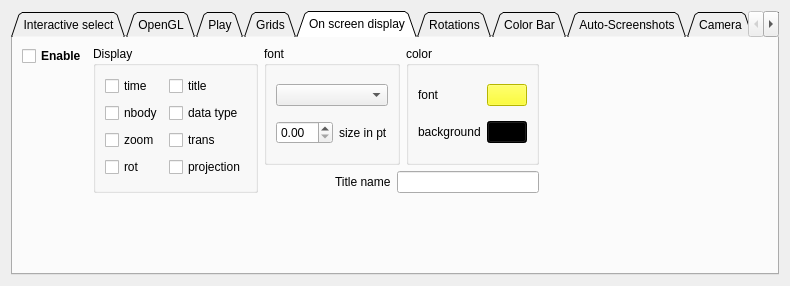
Qt form src/formoptions.ui (jcldc/glnemo2) before a commit.
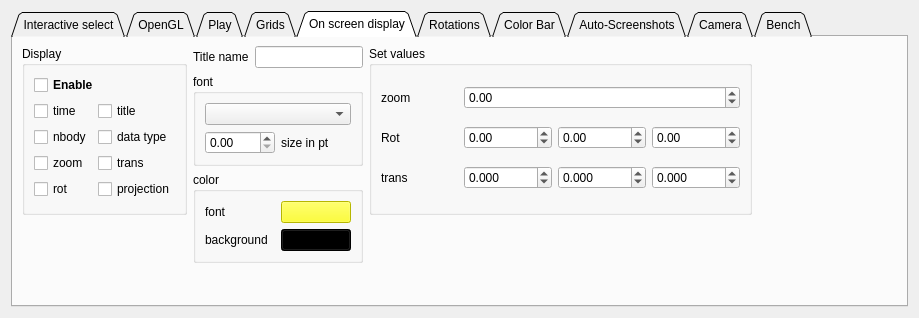
The same form after that commit. The open tabs and pages were chosen to show the change. Icons and pictures are not drawn.

Commit message: add options to set zoom/rot/trans from gui, fix OSD trans not correctly updated

What changed in the file:
```diff
--- a/src/formoptions.ui
+++ b/src/formoptions.ui
@@ -9,8 +9,8 @@
    <rect>
     <x>0</x>
     <y>0</y>
-    <width>790</width>
-    <height>286</height>
+    <width>919</width>
+    <height>301</height>
    </rect>
   </property>
   <property name="windowTitle">
@@ -2713,78 +2713,78 @@
        <string>On screen display</string>
       </attribute>
       <layout class="QGridLayout" name="gridLayout_30">
-       <item row="0" column="0">
-        <widget class="QCheckBox" name="show_osd_checkb">
-         <property name="font">
-          <font>
-           <weight>75</weight>
-           <bold>true</bold>
-          </font>
-         </property>
-         <property name="toolTip">
-          <string>toggle on screen display</string>
-         </property>
-         <property name="text">
-          <string>Enable</string>
-         </property>
-        </widget>
-       </item>
-       <item row="0" column="1" rowspan="3">
+       <item row="0" column="0" rowspan="3">
         <widget class="QGroupBox" name="groupBox_12">
          <property name="title">
           <string>Display</string>
          </property>
-         <layout class="QGridLayout" name="gridLayout_18">
-          <item row="0" column="0">
+         <layout class="QGridLayout" name="gridLayout_43">
+          <item row="0" column="0" colspan="2">
+           <widget class="QCheckBox" name="show_osd_checkb">
+            <property name="font">
+             <font>
+              <weight>75</weight>
+              <bold>true</bold>
+             </font>
+            </property>
+            <property name="toolTip">
+             <string>toggle on screen display</string>
+            </property>
+            <property name="text">
+             <string>Enable</string>
+            </property>
+           </widget>
+          </item>
+          <item row="1" column="0">
            <widget class="QCheckBox" name="osd_time">
             <property name="text">
              <string>time</string>
             </property>
            </widget>
           </item>
-          <item row="0" column="1">
+          <item row="1" column="1">
            <widget class="QCheckBox" name="osd_title">
             <property name="text">
              <string>title</string>
             </property>
            </widget>
           </item>
-          <item row="1" column="0">
+          <item row="2" column="0">
            <widget class="QCheckBox" name="osd_nbody">
             <property name="text">
              <string>nbody</string>
             </property>
            </widget>
           </item>
-          <item row="1" column="1">
+          <item row="2" column="1">
            <widget class="QCheckBox" name="osd_datatype">
             <property name="text">
              <string>data type</string>
             </property>
            </widget>
           </item>
-          <item row="2" column="0">
+          <item row="3" column="0">
            <widget class="QCheckBox" name="osd_zoom">
             <property name="text">
              <string>zoom</string>
             </property>
            </widget>
           </item>
-          <item row="2" column="1">
+          <item row="3" column="1">
            <widget class="QCheckBox" name="osd_trans">
             <property name="text">
              <string>trans</string>
             </property>
            </widget>
           </item>
-          <item row="3" column="0">
+          <item row="4" column="0">
            <widget class="QCheckBox" name="osd_rot">
             <property name="text">
              <string>rot</string>
             </property>
            </widget>
           </item>
-          <item row="3" column="1">
+          <item row="4" column="1">
            <widget class="QCheckBox" name="osd_proj">
             <property name="text">
              <string>projection</string>
@@ -2794,7 +2794,142 @@
          </layout>
         </widget>
        </item>
-       <item row="0" column="2" rowspan="2" colspan="2">
+       <item row="0" column="1">
+        <layout class="QHBoxLayout" name="horizontalLayout_17">
+         <item>
+          <widget class="QLabel" name="label_18">
+           <property name="text">
+            <string>Title name</string>
+           </property>
+          </widget>
+         </item>
+         <item>
+          <widget class="QLineEdit" name="title_name">
+           <property name="toolTip">
+            <string>Change title name</string>
+           </property>
+          </widget>
+         </item>
+        </layout>
+       </item>
+       <item row="0" column="2" rowspan="3" colspan="2">
+        <widget class="QGroupBox" name="groupBox_26">
+         <property name="title">
+          <string>Set values</string>
+         </property>
+         <layout class="QGridLayout" name="gridLayout_18">
+          <item row="0" column="0">
+           <widget class="QLabel" name="label_31">
+            <property name="text">
+             <string>zoom</string>
+            </property>
+           </widget>
+          </item>
+          <item row="0" column="1">
+           <widget class="QDoubleSpinBox" name="zoom_dspin">
+            <property name="minimum">
+             <double>-100000.000000000000000</double>
+            </property>
+            <property name="maximum">
+             <double>100000.000000000000000</double>
+            </property>
+           </widget>
+          </item>
+          <item row="1" column="0">
+           <widget class="QLabel" name="label_32">
+            <property name="text">
+             <string>Rot</string>
+            </property>
+           </widget>
+          </item>
+          <item row="1" column="1">
+           <layout class="QHBoxLayout" name="horizontalLayout_21">
+            <item>
+             <widget class="QDoubleSpinBox" name="rx_dspin">
+              <property name="minimum">
+               <double>-1000.000000000000000</double>
+              </property>
+              <property name="maximum">
+               <double>1000.000000000000000</double>
+              </property>
+             </widget>
+            </item>
+            <item>
+             <widget class="QDoubleSpinBox" name="ry_dspin">
+              <property name="minimum">
+               <double>-1000.000000000000000</double>
+              </property>
+              <property name="maximum">
+               <double>1000.000000000000000</double>
+              </property>
+             </widget>
+            </item>
+            <item>
+             <widget class="QDoubleSpinBox" name="rz_dspin">
+              <property name="minimum">
+               <double>-1000.000000000000000</double>
+              </property>
+              <property name="maximum">
+               <double>1000.000000000000000</double>
+              </property>
+             </widget>
+            </item>
+           </layout>
+          </item>
+          <item row="2" column="0">
+           <widget class="QLabel" name="label_33">
+            <property name="text">
+             <string>trans</string>
+            </property>
+           </widget>
+          </item>
+          <item row="2" column="1">
+           <layout class="QHBoxLayout" name="horizontalLayout_23">
+            <item>
+             <widget class="QDoubleSpinBox" name="tx_dspin">
+              <property name="decimals">
+               <number>3</number>
+              </property>
+              <property name="minimum">
+               <double>-50000.000000000000000</double>
+              </property>
+              <property name="maximum">
+               <double>50000.000000000000000</double>
+              </property>
+             </widget>
+            </item>
+            <item>
+             <widget class="QDoubleSpinBox" name="ty_dspin">
+              <property name="decimals">
+               <number>3</number>
+              </property>
+              <property name="minimum">
+               <double>-50000.000000000000000</double>
+              </property>
+              <property name="maximum">
+               <double>50000.000000000000000</double>
+              </property>
+             </widget>
+            </item>
+            <item>
+             <widget class="QDoubleSpinBox" name="tz_dspin">
+              <property name="decimals">
+               <number>3</number>
+              </property>
+              <property name="minimum">
+               <double>-50000.000000000000000</double>
+              </property>
+              <property name="maximum">
+               <double>50000.000000000000000</double>
+              </property>
+             </widget>
+            </item>
+           </layout>
+          </item>
+         </layout>
+        </widget>
+       </item>
+       <item row="1" column="1">
         <widget class="QGroupBox" name="groupBox_13">
          <property name="title">
           <string>font</string>
@@ -2824,7 +2959,20 @@
          </layout>
         </widget>
        </item>
-       <item row="0" column="4" rowspan="2">
+       <item row="1" column="4">
+        <spacer name="horizontalSpacer_21">
+         <property name="orientation">
+          <enum>Qt::Horizontal</enum>
+         </property>
+         <property name="sizeHint" stdset="0">
+          <size>
+           <width>110</width>
+           <height>20</height>
+          </size>
+         </property>
+        </spacer>
+       </item>
+       <item row="2" column="1" rowspan="2">
         <widget class="QGroupBox" name="groupBox_14">
          <property name="title">
           <string>color</string>
@@ -3697,54 +3845,7 @@
          </layout>
         </widget>
        </item>
-       <item row="1" column="0" rowspan="2">
-        <spacer name="verticalSpacer_8">
-         <property name="orientation">
-          <enum>Qt::Vertical</enum>
-         </property>
-         <property name="sizeType">
-          <enum>QSizePolicy::MinimumExpanding</enum>
-         </property>
-         <property name="sizeHint" stdset="0">
-          <size>
-           <width>20</width>
-           <height>127</height>
-          </size>
-         </property>
-        </spacer>
-       </item>
-       <item row="1" column="5">
-        <spacer name="horizontalSpacer_8">
-         <property name="orientation">
-          <enum>Qt::Horizontal</enum>
-         </property>
-         <property name="sizeHint" stdset="0">
-          <size>
-           <width>235</width>
-           <height>20</height>
-          </size>
-         </property>
-        </spacer>
-       </item>
-       <item row="2" column="3" colspan="2">
-        <layout class="QHBoxLayout" name="horizontalLayout_17">
-         <item>
-          <widget class="QLabel" name="label_18">
-           <property name="text">
-            <string>Title name</string>
-           </property>
-          </widget>
-         </item>
-         <item>
-          <widget class="QLineEdit" name="title_name">
-           <property name="toolTip">
-            <string>Change title name</string>
-           </property>
-          </widget>
-         </item>
-        </layout>
-       </item>
-       <item row="3" column="1">
+       <item row="3" column="0" rowspan="2">
         <spacer name="verticalSpacer_10">
          <property name="orientation">
           <enum>Qt::Vertical</enum>
@@ -3761,22 +3862,19 @@
         </spacer>
        </item>
        <item row="3" column="2">
-        <spacer name="verticalSpacer_9">
+        <spacer name="horizontalSpacer_8">
          <property name="orientation">
-          <enum>Qt::Vertical</enum>
-         </property>
-         <property name="sizeType">
-          <enum>QSizePolicy::MinimumExpanding</enum>
+          <enum>Qt::Horizontal</enum>
          </property>
          <property name="sizeHint" stdset="0">
           <size>
-           <width>20</width>
-           <height>0</height>
+           <width>357</width>
+           <height>20</height>
           </size>
          </property>
         </spacer>
        </item>
-       <item row="3" column="4">
+       <item row="3" column="3" rowspan="2">
         <spacer name="verticalSpacer_11">
          <property name="orientation">
           <enum>Qt::Vertical</enum>
@@ -3787,7 +3885,20 @@
          <property name="sizeHint" stdset="0">
           <size>
            <width>20</width>
-           <height>0</height>
+           <height>73</height>
+          </size>
+         </property>
+        </spacer>
+       </item>
+       <item row="4" column="1">
+        <spacer name="verticalSpacer_8">
+         <property name="orientation">
+          <enum>Qt::Vertical</enum>
+         </property>
+         <property name="sizeHint" stdset="0">
+          <size>
+           <width>20</width>
+           <height>82</height>
           </size>
          </property>
         </spacer>
```
Left out of the diff: 228 changed lines with no effect on the pictures. The commit also changes 8 other files.
